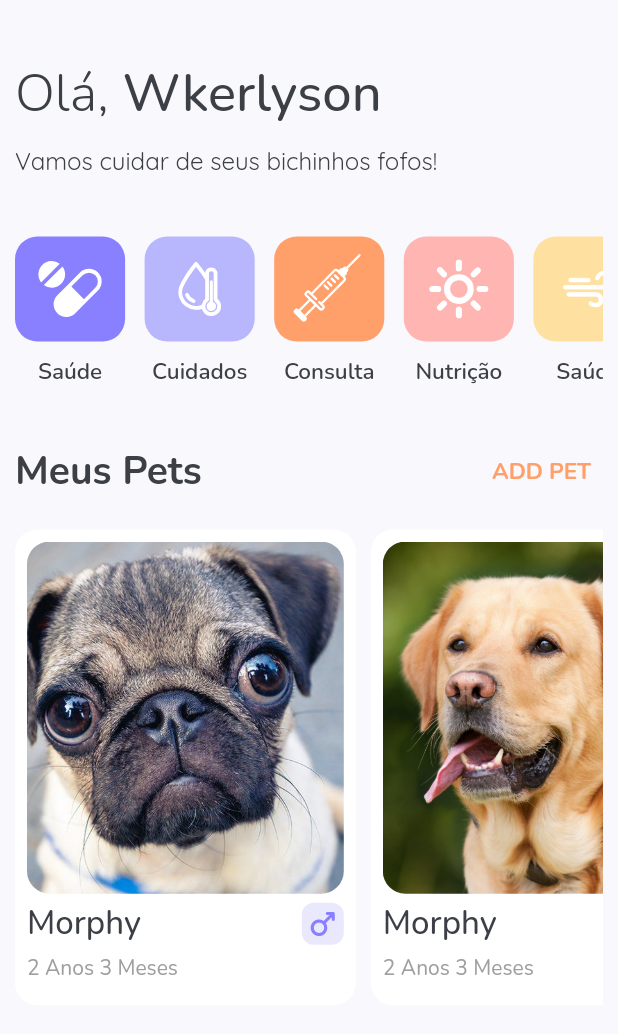
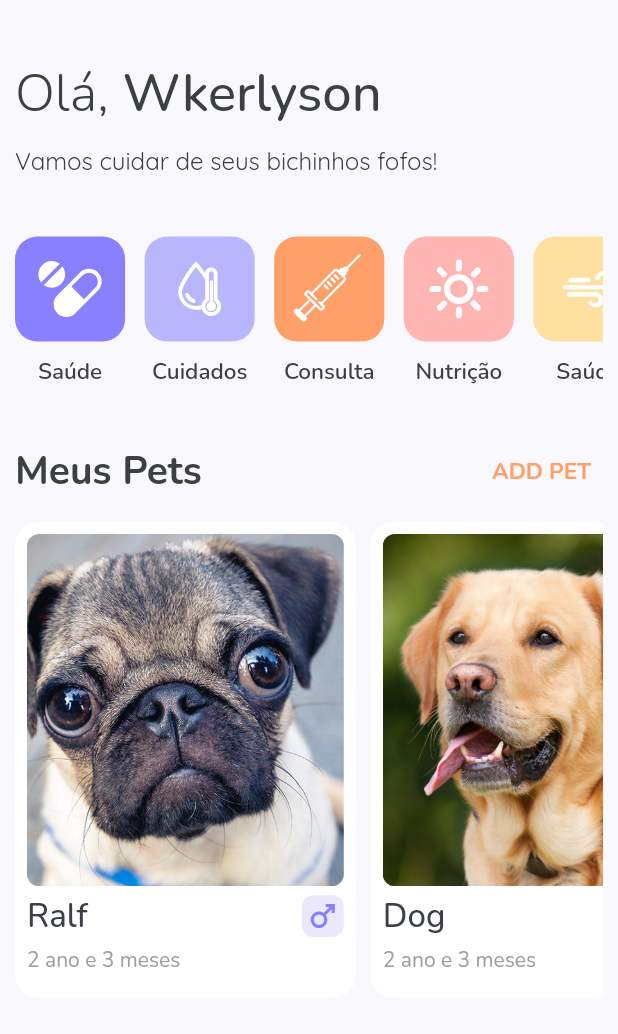
Before and after one commit to Wkerlyson/meu-pet-care, a Flutter app: the screen it shows after launch, on a phone screen of 412 x 824 dp, the part 68-1102 px from its top. Run offline on Flutter 3.47's test engine with Material 2 defaults, Android fonts, the phone set to English and light mode, and no system bars; our stand-ins replace flutter_svg, google_fonts.

Commit message:
creating pet details screen

```diff
--- /dev/null
+++ b/lib/components/category.dart
@@ -0,0 +1,61 @@
+import 'package:flutter/material.dart';
+import 'package:flutter_svg/flutter_svg.dart';
+import 'package:google_fonts/google_fonts.dart';
+
+class Category extends StatelessWidget {
+  final String iconName;
+  final Color customColor;
+  final String label;
+
+  const Category({
+    Key? key,
+    required this.iconName,
+    required this.customColor,
+    required this.label,
+  }) : super(key: key);
+
+  @override
+  Widget build(BuildContext context) {
+    Size size = MediaQuery.of(context).size;
+
+    return GestureDetector(
+      onTap: () {},
+      child: Column(
+        mainAxisAlignment: MainAxisAlignment.center,
+        children: [
+          Container(
+            margin: const EdgeInsets.only(right: 13),
+            decoration: BoxDecoration(
+              color: customColor,
+              borderRadius: const BorderRadius.all(Radius.circular(15)),
+            ),
+            height: 70,
+            width: size.width * 0.2 - 9,
+            child: Padding(
+              padding: const EdgeInsets.all(8.0),
+              child: SizedBox(
+                height: 5,
+                child: SvgPicture.asset("assets/icons/$iconName.svg",
+                    color: Colors.white,
+                    height: 5,
+                    width: 5,
+                    fit: BoxFit.scaleDown),
+              ),
+            ),
+          ),
+          Container(
+            margin: const EdgeInsets.only(right: 13, top: 10),
+            child: Text(
+              label,
+              style: GoogleFonts.getFont(
+                'Nunito',
+                textStyle:
+                    const TextStyle(fontSize: 15, fontWeight: FontWeight.w600),
+              ),
+            ),
+          )
+        ],
+      ),
+    );
+  }
+}
--- /dev/null
+++ b/lib/config/app_data.dart
@@ -0,0 +1,27 @@
+import 'package:flutter/material.dart';
+import 'package:meu_pet_care/models/pet_model.dart';
+
+PetModel pet1 = PetModel(
+    name: 'Ralf',
+    imageUrl: 'assets/images/image_2.jpg',
+    age: '2 ano e 3 meses',
+    genderIcon: Icons.male_outlined);
+
+PetModel pet2 = PetModel(
+    name: 'Dog',
+    imageUrl: 'assets/images/image_3.jpg',
+    age: '2 ano e 3 meses',
+    genderIcon: Icons.male_outlined);
+
+PetModel pet3 = PetModel(
+    name: 'Xande',
+    imageUrl: 'assets/images/image_1.jpg',
+    age: '2 ano e 3 meses',
+    genderIcon: Icons.female_outlined);
+
+// Lista de produtos
+List<PetModel> items = [
+  pet1,
+  pet2,
+  pet3,
+];
--- a/lib/main.dart
+++ b/lib/main.dart
@@ -1,4 +1,5 @@
 import 'package:flutter/material.dart';
+import 'package:flutter/services.dart';
 import 'package:meu_pet_care/constants.dart';
 import 'package:meu_pet_care/screens/home/components/home_screen.dart';
 
--- /dev/null
+++ b/lib/models/pet_model.dart
@@ -0,0 +1,15 @@
+import 'package:flutter/cupertino.dart';
+
+class PetModel {
+  final String name;
+  final String imageUrl;
+  final IconData genderIcon;
+  final String age;
+
+  PetModel({
+    required this.name,
+    required this.imageUrl,
+    required this.genderIcon,
+    required this.age,
+  });
+}
--- a/lib/screens/home/components/body.dart
+++ b/lib/screens/home/components/body.dart
@@ -1,15 +1,15 @@
-import 'package:flutter/gestures.dart';
 import 'package:flutter/material.dart';
-import 'package:flutter_svg/flutter_svg.dart';
 import 'package:google_fonts/google_fonts.dart';
+import 'package:meu_pet_care/components/category.dart';
 import 'package:meu_pet_care/constants.dart';
+import 'package:meu_pet_care/screens/home/components/pet.dart';
+import 'package:meu_pet_care/config/app_data.dart' as app_data;
 
 class Body extends StatelessWidget {
   const Body({super.key});
 
   @override
   Widget build(BuildContext context) {
-    Size size = MediaQuery.of(context).size;
     return Padding(
       padding: const EdgeInsets.all(kDefaultPadding),
       child: Column(
@@ -58,32 +58,32 @@ class Body extends StatelessWidget {
               scrollDirection: Axis.horizontal,
               child: Row(
                 children: const [
-                  Acoes(
+                  Category(
                     iconName: 'med',
                     customColor: bgPourple,
                     label: 'Saúde',
                   ),
-                  Acoes(
+                  Category(
                     iconName: 'icon_2',
                     customColor: bgPourpleA,
                     label: 'Cuidados',
                   ),
-                  Acoes(
+                  Category(
                     iconName: 'vaccine',
                     customColor: bgOrange,
                     label: 'Consulta',
                   ),
-                  Acoes(
+                  Category(
                     iconName: 'sun',
                     customColor: bgPink,
                     label: 'Nutrição',
                   ),
-                  Acoes(
+                  Category(
                     iconName: 'icon_4',
                     customColor: bgOrangeA,
                     label: 'Saúde',
                   ),
-                  Acoes(
+                  Category(
                     iconName: 'vaccine',
                     customColor: bgOrange,
                     label: 'Saúde',
@@ -120,29 +120,14 @@ class Body extends StatelessWidget {
                       ),
                     ],
                   ),
-                  SingleChildScrollView(
-                    scrollDirection: Axis.horizontal,
-                    child: Padding(
-                      padding: const EdgeInsets.symmetric(vertical: 15),
-                      child: Row(
-                        children: const [
-                          Pets(
-                            imageName: 'image_2',
-                            customColor: bgPourple,
-                            label: 'Saúde',
-                          ),
-                          Pets(
-                            imageName: 'image_3',
-                            customColor: bgOrangeA,
-                            label: 'Saúde',
-                          ),
-                          Pets(
-                            imageName: 'image_1',
-                            customColor: bgPourple,
-                            label: 'Saúde',
-                          ),
-                        ],
-                      ),
+                  Expanded(
+                    child: ListView.builder(
+                      scrollDirection: Axis.horizontal,
+                      itemCount: app_data.items.length,
+                      physics: const BouncingScrollPhysics(),
+                      itemBuilder: (_, index) {
+                        return Pet(pet: app_data.items[index]);
+                      },
                     ),
                   ),
                 ],
@@ -154,155 +139,3 @@ class Body extends StatelessWidget {
     );
   }
 }
-
-class Acoes extends StatelessWidget {
-  final String iconName;
-  final Color customColor;
-  final String label;
-
-  const Acoes({
-    Key? key,
-    required this.iconName,
-    required this.customColor,
-    required this.label,
-  }) : super(key: key);
-
-  @override
-  Widget build(BuildContext context) {
-    Size size = MediaQuery.of(context).size;
-
-    return GestureDetector(
-      onTap: () {},
-      child: Column(
-        mainAxisAlignment: MainAxisAlignment.center,
-        children: [
-          Container(
-            margin: const EdgeInsets.only(right: 13),
-            decoration: BoxDecoration(
-              color: customColor,
-              borderRadius: const BorderRadius.all(Radius.circular(15)),
-            ),
-            height: 70,
-            width: size.width * 0.2 - 9,
-            child: Padding(
-              padding: const EdgeInsets.all(8.0),
-              child: SizedBox(
-                height: 5,
-                child: SvgPicture.asset("assets/icons/$iconName.svg",
-                    color: Colors.white,
-                    height: 5,
-                    width: 5,
-                    fit: BoxFit.scaleDown),
-              ),
-            ),
-          ),
-          Container(
-            margin: const EdgeInsets.only(right: 13, top: 10),
-            child: Text(
-              label,
-              style: GoogleFonts.getFont(
-                'Nunito',
-                textStyle:
-                    const TextStyle(fontSize: 15, fontWeight: FontWeight.w600),
-              ),
-            ),
-          )
-        ],
-      ),
-    );
-  }
-}
-
-class Pets extends StatelessWidget {
-  final String imageName;
-  final Color customColor;
-  final String label;
-
-  const Pets({
-    Key? key,
-    required this.imageName,
-    required this.customColor,
-    required this.label,
-  }) : super(key: key);
-
-  @override
-  Widget build(BuildContext context) {
-    Size size = MediaQuery.of(context).size;
-
-    return GestureDetector(
-      onTap: () {},
-      child: Column(
-        children: [
-          Container(
-            margin: const EdgeInsets.only(right: 10),
-            decoration: const BoxDecoration(
-              color: Colors.white,
-              borderRadius: BorderRadius.all(
-                Radius.circular(15),
-              ),
-            ),
-            height: size.height * 0.3 + 70,
-            width: size.width * 0.6 - 20,
-            child: Padding(
-              padding: const EdgeInsets.all(8),
-              child: Column(
-                  crossAxisAlignment: CrossAxisAlignment.start,
-                  children: [
-                    Container(
-                      decoration: BoxDecoration(
-                        borderRadius:
-                            const BorderRadius.all(Radius.circular(15)),
-                        image: DecorationImage(
-                          image: AssetImage('assets/images/$imageName.jpg'),
-                          fit: BoxFit.cover,
-                        ),
-                      ),
-                      height: size.height * 0.2 + 70,
-                      width: size.width * 0.6,
-                    ),
-                    Padding(
-                      padding: const EdgeInsets.symmetric(
-                        vertical: 5,
-                      ),
-                      child: Row(
-                        mainAxisAlignment: MainAxisAlignment.spaceBetween,
-                        children: [
-                          Text(
-                            "Morphy",
-                            style: GoogleFonts.getFont('Nunito',
-                                textStyle: const TextStyle(
-                                    fontSize: 22, fontWeight: FontWeight.w500)),
-                          ),
-                          Container(
-                            child: Padding(
-                              padding: EdgeInsets.all(2),
-                              child: Icon(
-                                Icons.male_rounded,
-                                color: bgPourple,
-                              ),
-                            ),
-                            decoration: const BoxDecoration(
-                              color: bgPourpleB,
-                              borderRadius:
-                                  BorderRadius.all(Radius.circular(8)),
-                            ),
-                          )
-                        ],
-                      ),
-                    ),
-                    Text(
-                      '2 Anos 3 Meses',
-                      style: GoogleFonts.getFont('Nunito',
-                          textStyle: const TextStyle(
-                            fontSize: 14,
-                            color: Colors.grey,
-                          )),
-                    ),
-                  ]),
-            ),
-          )
-        ],
-      ),
-    );
-  }
-}
--- a/lib/screens/home/components/home_screen.dart
+++ b/lib/screens/home/components/home_screen.dart
@@ -12,14 +12,14 @@ class HomeScreen extends StatelessWidget {
   Widget build(BuildContext context) {
     return Scaffold(
       appBar: buildAppBar(),
-      body: const Body(),
+      body: Body(),
     );
   }
 
   AppBar buildAppBar() {
     return AppBar(
       systemOverlayStyle: const SystemUiOverlayStyle(
-        statusBarColor: kBackgroundColor,
+        statusBarColor: Colors.transparent,
         statusBarIconBrightness: Brightness.dark,
         statusBarBrightness: Brightness.light,
       ),
--- /dev/null
+++ b/lib/screens/home/components/pet.dart
@@ -0,0 +1,102 @@
+import 'package:flutter/material.dart';
+import 'package:google_fonts/google_fonts.dart';
+import 'package:meu_pet_care/constants.dart';
+import 'package:meu_pet_care/models/pet_model.dart';
+import 'package:meu_pet_care/screens/pet_detail/components/pet_detail.dart';
+
+class Pet extends StatelessWidget {
+  final PetModel pet;
+
+  const Pet({
+    Key? key,
+    required this.pet,
+  }) : super(key: key);
+
+  @override
+  Widget build(BuildContext context) {
+    Size size = MediaQuery.of(context).size;
+
+    return GestureDetector(
+      onTap: () {
+        Navigator.of(context).push(MaterialPageRoute(builder: (c) {
+          return PetDetail(petModel: pet);
+        }));
+      },
+      child: Column(
+        mainAxisAlignment: MainAxisAlignment.spaceBetween,
+        children: [
+          Container(
+            margin: const EdgeInsets.only(right: 10, top: 10),
+            decoration: const BoxDecoration(
+              color: Colors.white,
+              borderRadius: BorderRadius.all(
+                Radius.circular(15),
+              ),
+            ),
+            height: size.height * 0.3 + 70,
+            width: size.width * 0.6 - 20,
+            child: Padding(
+              padding: const EdgeInsets.all(8),
+              child: Column(
+                  crossAxisAlignment: CrossAxisAlignment.start,
+                  children: [
+                    Container(
+                      decoration: const BoxDecoration(
+                        borderRadius: BorderRadius.all(Radius.circular(15)),
+                      ),
+                      height: size.height * 0.2 + 70,
+                      width: size.width * 0.6,
+                      child: ClipRRect(
+                        borderRadius: BorderRadius.circular(8.0),
+                        child: Hero(
+                          tag: pet.imageUrl,
+                          child: Image.asset(pet.imageUrl, fit: BoxFit.cover),
+                        ),
+                      ),
+                    ),
+                    Padding(
+                      padding: const EdgeInsets.symmetric(
+                        vertical: 5,
+                      ),
+                      child: Row(
+                        mainAxisAlignment: MainAxisAlignment.spaceBetween,
+                        children: [
+                          Text(
+                            pet.name,
+                            style: GoogleFonts.getFont('Nunito',
+                                textStyle: const TextStyle(
+                                    fontSize: 22, fontWeight: FontWeight.w500)),
+                          ),
+                          Container(
+                            decoration: const BoxDecoration(
+                              color: bgPourpleB,
+                              borderRadius:
+                                  BorderRadius.all(Radius.circular(8)),
+                            ),
+                            child: Padding(
+                              padding: const EdgeInsets.all(2),
+                              child: Icon(
+                                pet.genderIcon,
+                                color: bgPourple,
+                              ),
+                            ),
+                          )
+                        ],
+                      ),
+                    ),
+                    Text(
+                      pet.age,
+                      style: GoogleFonts.getFont('Nunito',
+                          textStyle: const TextStyle(
+                            fontSize: 14,
+                            color: Colors.grey,
+                          )),
+                    ),
+                  ]),
+            ),
+          )
+        ],
+      ),
+    );
+  }
+}
```
Also changed, not shown: lib/screens/pet_detail/components/pet_detail.dart (added, +160 -0 lines).
